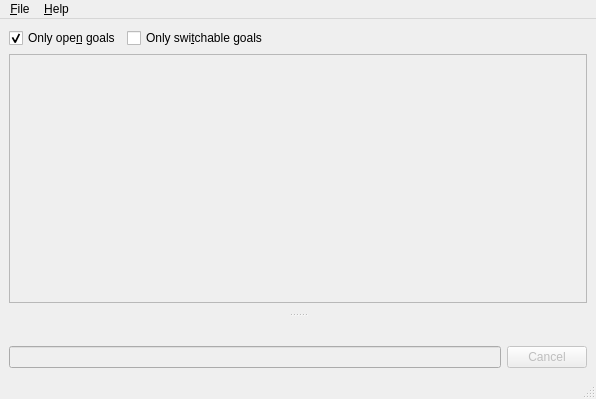
Before: the Qt Designer form ui/main.ui in ahitrin/SiebenApp, drawn with Qt 5.
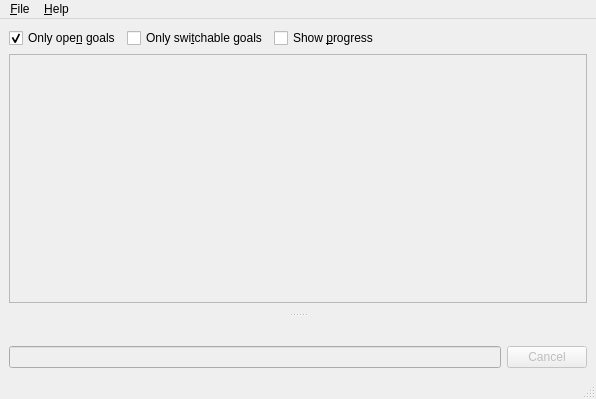
After: the same form once the commit is applied.

The edit to the form file:
```diff
--- a/ui/main.ui
+++ b/ui/main.ui
@@ -72,6 +72,13 @@
         </property>
        </widget>
       </item>
+      <item>
+       <widget class="QCheckBox" name="toggleProgress">
+        <property name="text">
+         <string>Show &amp;progress</string>
+        </property>
+       </widget>
+      </item>
       <item>
        <spacer name="horizontalSpacer">
         <property name="orientation">
```
